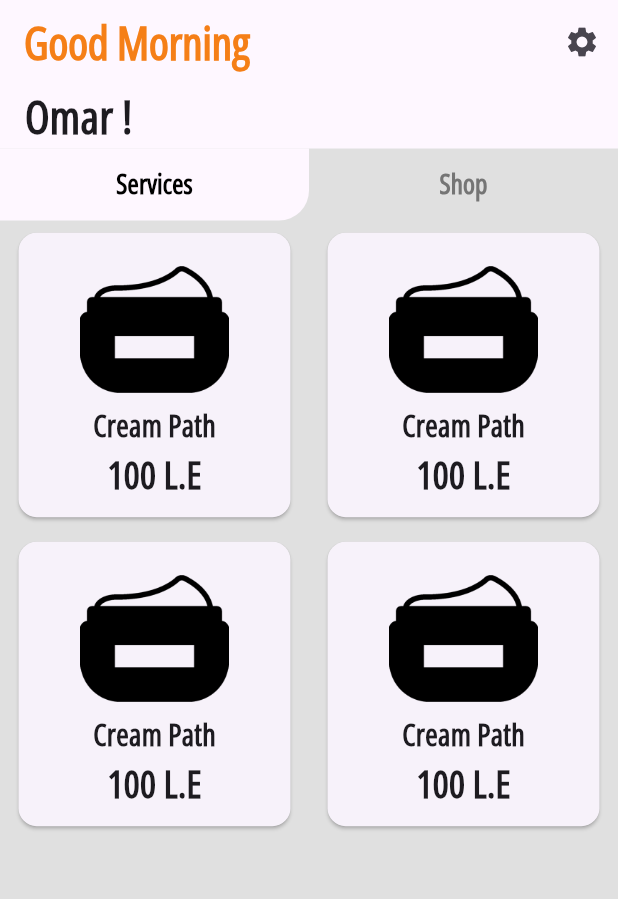
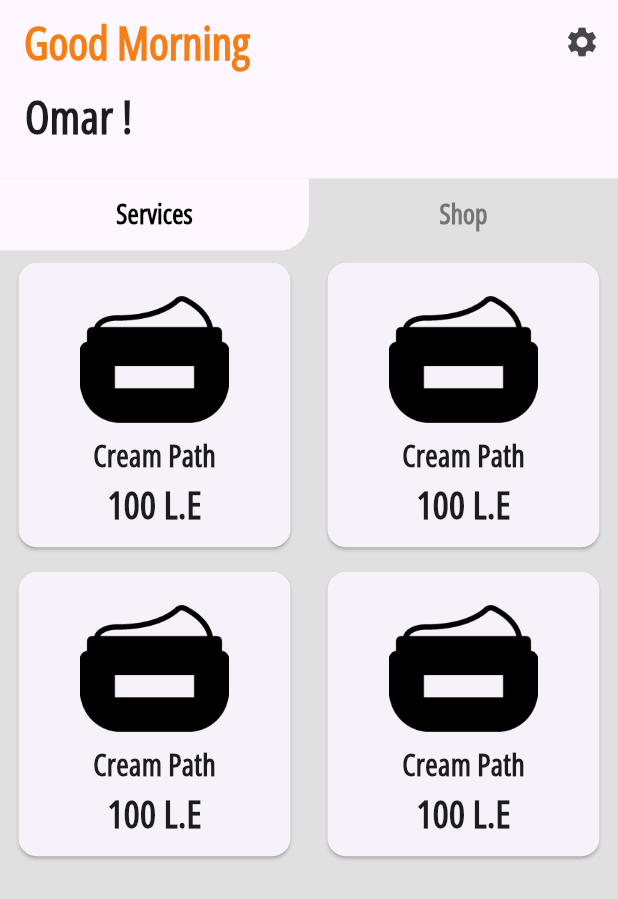
Before and after one commit to OmarWaled21/Barber-shop, a Flutter app: the screen it shows after launch, on a phone screen of 412 x 824 dp. Shown: the top 899 px of the screen. Run offline on Flutter 3.47's test engine with Material 3 defaults, Android fonts, the phone set to English and light mode, and no system bars; our stand-ins replace bloc, flutter_bloc, loading_indicator, modal_progress_hud_nsn.

```diff
--- a/lib/widgets/home_app_bar.dart
+++ b/lib/widgets/home_app_bar.dart
@@ -24,9 +24,10 @@ class HomeAppBar extends StatelessWidget {
           ],
         ),
         Container(
-          color: Theme.of(context).scaffoldBackgroundColor,
+          padding:
+              EdgeInsets.only(left: context.screenWidth * 0.04, bottom: 20),
+          color: KColors.scaffoldBackGroundColor,
           width: context.screenWidth,
-          padding: EdgeInsets.only(left: context.screenWidth * 0.04),
           child: const Text(
             'Omar !',
             style: TextStyle(fontSize: 30, fontWeight: FontWeight.bold),
--- a/lib/widgets/home_body.dart
+++ b/lib/widgets/home_body.dart
@@ -62,7 +62,7 @@ class _HomeBodyState extends State<HomeBody>
             ),
             SizedBox(
               width: context.screenWidth,
-              height: context.screenHeight * 0.77,
+              height: context.screenHeight * 0.7,
               child: const TabBarView(
                 children: [
                   ServiceHomeGridView(),
```
Also changed, not shown: lib/models/service_item_model.dart (added, +8 -0 lines).
